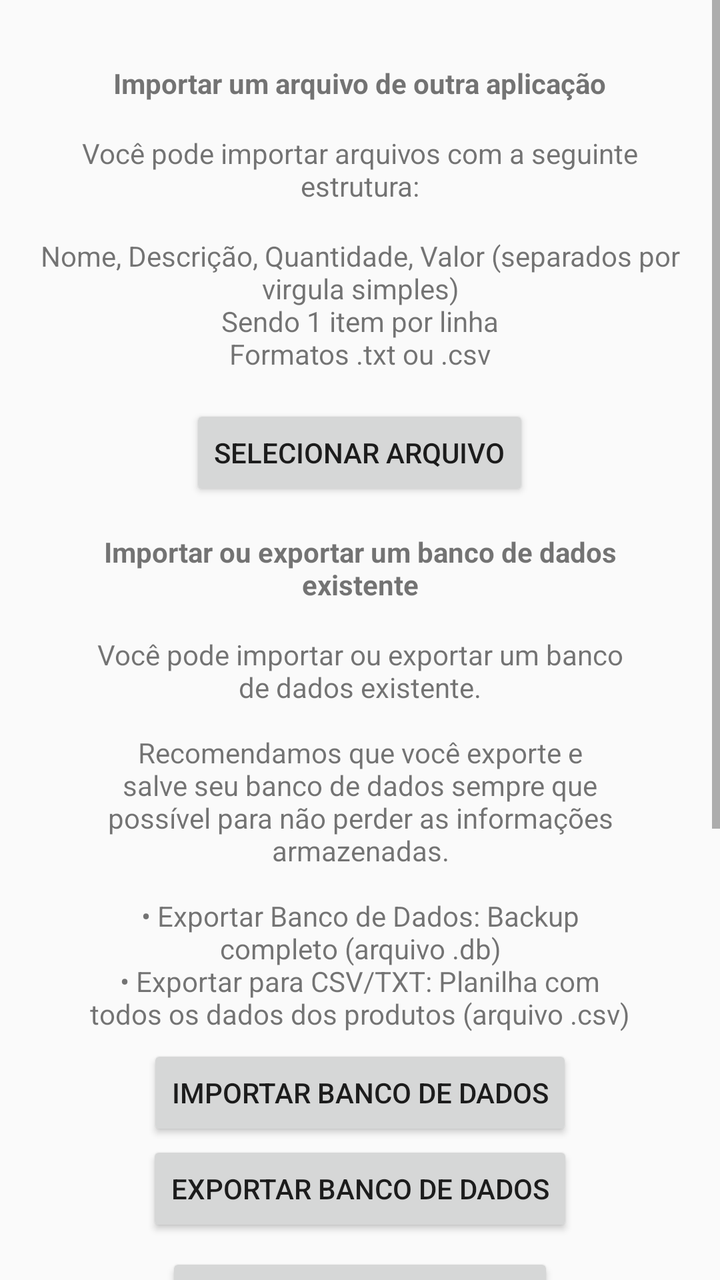
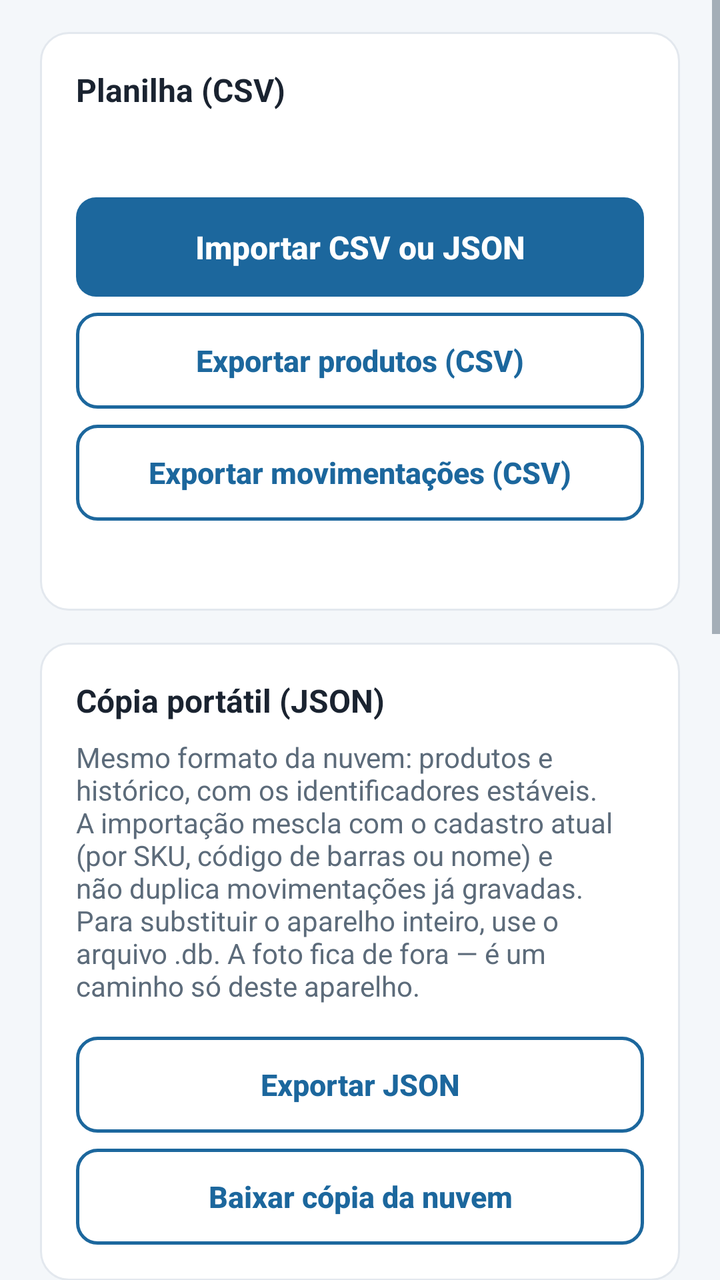

Compare the two renders of this Android layout. The source of the first and the diff that turns it into the second are given below.
<!-- AndroidManifest.xml: application theme CustomActionBarTheme -->
<!-- res/layout/activity_import.xml -->
<?xml version="1.0" encoding="utf-8"?>
<ScrollView xmlns:android="http://schemas.android.com/apk/res/android"
    xmlns:tools="http://schemas.android.com/tools"
    android:layout_width="match_parent"
    android:layout_height="match_parent"
    android:fitsSystemWindows="true"

    tools:context="br.com.gameloop.estoquesimples.ImportActivity">

    <RelativeLayout
        android:layout_width="match_parent"
        android:layout_height="match_parent"
        android:paddingLeft="@dimen/activity_horizontal_margin"
        android:paddingRight="@dimen/activity_horizontal_margin"
        android:paddingTop="@dimen/activity_vertical_margin"
        android:paddingBottom="@dimen/activity_vertical_margin" >

        <TextView
            android:layout_width="wrap_content"
            android:layout_height="wrap_content"
            android:textAppearance="?android:attr/textAppearanceSmall"
            android:text="Importar um arquivo de outra aplicação"
            android:id="@+id/importFileTitle"
            android:layout_centerHorizontal="true"
            android:layout_marginTop="16dp"
            android:layout_marginRight="16dp"
            android:layout_marginLeft="16dp"
            android:textStyle="bold" />

        <TextView
            android:layout_width="wrap_content"
            android:layout_height="wrap_content"
            android:textAppearance="?android:attr/textAppearanceSmall"
            android:text="Você pode importar arquivos com a seguinte estrutura:"
            android:id="@+id/importDesc1"
            android:gravity="center_horizontal"
            android:textAlignment="center"
            android:layout_centerHorizontal="true"
            android:layout_below="@+id/importFileTitle"
            android:layout_marginLeft="16dp"
            android:layout_marginTop="16dp"
            android:layout_marginRight="16dp" />

        <TextView
            android:layout_width="wrap_content"
            android:layout_height="wrap_content"
            android:textAppearance="?android:attr/textAppearanceSmall"
            android:text="Nome, Descrição, Quantidade, Valor (separados por virgula simples)\nSendo 1 item por linha\nFormatos .txt ou .csv"
            android:id="@+id/importDesc2"
            android:layout_below="@+id/importDesc1"
            android:layout_centerHorizontal="true"
            android:gravity="center_horizontal"
            android:layout_marginTop="16dp" />

        <Button
            android:layout_width="wrap_content"
            android:layout_height="wrap_content"
            android:text="Selecionar Arquivo"
            android:id="@+id/buttonImport"
            android:layout_below="@+id/importDesc2"
            android:layout_centerHorizontal="true"
            android:onClick="importFile"
            android:layout_marginTop="16dp" />

        <TextView
            android:layout_width="wrap_content"
            android:layout_height="wrap_content"
            android:textAppearance="?android:attr/textAppearanceSmall"
            android:id="@+id/importStatus"
            android:layout_below="@+id/buttonImport"
            android:layout_centerHorizontal="true"
            android:textStyle="bold"
            android:layout_margin="16dp"
            android:gravity="center_horizontal" />

        <TextView
            android:layout_width="wrap_content"
            android:layout_height="wrap_content"
            android:textAppearance="?android:attr/textAppearanceSmall"
            android:text="Importar ou exportar um banco de dados existente"
            android:id="@+id/importExportTitle"
            android:layout_below="@+id/buttonImport"
            android:layout_centerHorizontal="true"
            android:layout_marginTop="16dp"
            android:textStyle="bold"
            android:layout_marginRight="26dp"
            android:layout_marginLeft="26dp"
            android:gravity="center"
            android:textAlignment="center" />

        <TextView
            android:layout_width="wrap_content"
            android:layout_height="wrap_content"
            android:textAppearance="?android:attr/textAppearanceSmall"
            android:text="Você pode importar ou exportar um banco de dados existente.\n\nRecomendamos que você exporte e salve seu banco de dados sempre que possível para não perder as informações armazenadas.\n\n• Exportar Banco de Dados: Backup completo (arquivo .db)\n• Exportar para CSV/TXT: Planilha com todos os dados dos produtos (arquivo .csv)"
            android:id="@+id/importExportDesc"
            android:layout_below="@+id/importExportTitle"
            android:layout_centerHorizontal="true"
            android:gravity="center_horizontal"
            android:layout_marginLeft="26dp"
            android:layout_marginRight="26dp"
            android:layout_marginTop="16dp" />

        <Button
            android:layout_width="wrap_content"
            android:layout_height="wrap_content"
            android:text="Importar Banco de Dados"
            android:id="@+id/buttonImportDB"
            android:layout_below="@+id/importExportDesc"
            android:layout_centerHorizontal="true"
            android:onClick="importDBFile"
            android:layout_marginTop="6dp" />

        <Button
            android:layout_width="wrap_content"
            android:layout_height="wrap_content"
            android:text="Exportar Banco de Dados"
            android:id="@+id/buttonExportDB"
            android:layout_below="@+id/buttonImportDB"
            android:layout_centerHorizontal="true"
            android:onClick="exportDBFile"
            android:layout_marginBottom="8dp" />

        <Button
            android:layout_width="wrap_content"
            android:layout_height="wrap_content"
            android:text="Exportar para CSV/TXT"
            android:id="@+id/buttonExportCSV"
            android:layout_below="@+id/buttonExportDB"
            android:layout_centerHorizontal="true"
            android:onClick="exportCSVFile"
            android:layout_marginBottom="16dp" />

        
        <FrameLayout
            android:id="@+id/mrecContainer"
            android:layout_width="wrap_content"
            android:layout_height="wrap_content"
            android:layout_below="@+id/buttonExportCSV"
            android:layout_centerHorizontal="true"
            android:visibility="visible">

            <com.appodeal.ads.MrecView
                android:id="@+id/appodealMrecView"
                android:layout_width="300dp"
                android:layout_height="250dp"
                android:layout_gravity="center"
                android:layout_marginTop="16dp"
                android:layout_marginBottom="16dp" />

        </FrameLayout>

    </RelativeLayout>

</ScrollView>
<!-- resources referenced by this layout -->
<resources>
  <dimen name="activity_horizontal_margin">16dp</dimen>
  <dimen name="activity_vertical_margin">16dp</dimen>
  <style name="CustomActionBarTheme" parent="@style/Theme.AppCompat.Light.DarkActionBar">
          <item name="android:actionBarStyle">@style/MyActionBar</item>
          <item name="actionBarStyle">@style/MyActionBar</item>
          <item name="colorPrimary">@color/colorPrimary</item>
          <item name="colorPrimaryDark">@color/colorPrimaryDark</item>
          <item name="colorAccent">@color/colorAccent</item>
          
          <item name="android:statusBarColor">@color/system_bar</item>
          <item name="android:navigationBarColor">@color/system_bar</item>
          <item name="android:windowLightStatusBar">false</item>
          <item name="android:windowLightNavigationBar">false</item>
      </style>
  <color name="colorPrimary">#3F51B5</color>
  <color name="colorPrimaryDark">#303F9F</color>
  <color name="colorAccent">#225aa9</color>
  <color name="system_bar">#ff1c679d</color>
  <color name="colorActionBar">#ff1c679d</color>
  <!-- unchanged entries left out for length: 1 -->
</resources>

<!-- the commit's change to res/layout/activity_import.xml (unified diff, before → after) -->
@@ -4,140 +4,172 @@
     android:layout_width="match_parent"
     android:layout_height="match_parent"
     android:fitsSystemWindows="true"
-
+    android:background="@color/color_surface"
     tools:context="br.com.gameloop.estoquesimples.ImportActivity">
 
-    <RelativeLayout
+    <LinearLayout
         android:layout_width="match_parent"
-        android:layout_height="match_parent"
-        android:paddingLeft="@dimen/activity_horizontal_margin"
-        android:paddingRight="@dimen/activity_horizontal_margin"
-        android:paddingTop="@dimen/activity_vertical_margin"
-        android:paddingBottom="@dimen/activity_vertical_margin" >
+        android:layout_height="wrap_content"
+        android:orientation="vertical"
+        android:paddingLeft="@dimen/screen_padding_horizontal"
+        android:paddingRight="@dimen/screen_padding_horizontal"
+        android:paddingTop="@dimen/screen_padding_top"
+        android:paddingBottom="@dimen/screen_padding_bottom">
 
-        <TextView
-            android:layout_width="wrap_content"
+        <LinearLayout
+            android:layout_width="match_parent"
             android:layout_height="wrap_content"
-            android:textAppearance="?android:attr/textAppearanceSmall"
-            android:text="Importar um arquivo de outra aplicação"
-            android:id="@+id/importFileTitle"
-            android:layout_centerHorizontal="true"
-            android:layout_marginTop="16dp"
-            android:layout_marginRight="16dp"
-            android:layout_marginLeft="16dp"
-            android:textStyle="bold" />
+            android:orientation="vertical"
+            android:background="@drawable/bg_surface"
+            android:padding="@dimen/group_padding">
 
-        <TextView
-            android:layout_width="wrap_content"
+            <TextView
+                android:layout_width="match_parent"
+                android:layout_height="wrap_content"
+                android:text="Planilha (CSV)"
+                android:textAppearance="@style/TextAppearance.Estoque.Section" />
+
+            <TextView
+                android:id="@+id/importDesc2"
+                android:layout_width="match_parent"
+                android:layout_height="wrap_content"
+                android:layout_marginTop="@dimen/field_gap"
+                android:textAppearance="@style/TextAppearance.Estoque.Supporting" />
+
+            <Button
+                android:id="@+id/buttonImport"
+                style="@style/Widget.Estoque.Button.Primary"
+                android:layout_width="match_parent"
+                android:layout_height="wrap_content"
+                android:layout_marginTop="@dimen/section_gap"
+                android:text="Importar CSV ou JSON"
+                android:onClick="importFile" />
+
+            <Button
+                android:id="@+id/buttonExportCSV"
+                style="@style/Widget.Estoque.Button.Secondary"
+                android:layout_width="match_parent"
+                android:layout_height="wrap_content"
+                android:layout_marginTop="@dimen/field_gap"
+                android:text="Exportar produtos (CSV)"
+                android:onClick="exportCSVFile" />
+
+            <Button
+                android:id="@+id/buttonExportMovementsCSV"
+                style="@style/Widget.Estoque.Button.Secondary"
+                android:layout_width="match_parent"
+                android:layout_height="wrap_content"
+                android:layout_marginTop="@dimen/field_gap"
+                android:text="Exportar movimentações (CSV)"
+                android:onClick="exportMovementsCsvFile" />
+
+            <TextView
+                android:id="@+id/importStatus"
+                android:layout_width="match_parent"
+                android:layout_height="wrap_content"
+                android:layout_marginTop="@dimen/field_gap"
+                android:textAppearance="@style/TextAppearance.Estoque.Supporting"
+                android:textStyle="bold"
+                android:textColor="@color/color_text" />
+        </LinearLayout>
+
+        <LinearLayout
+            android:layout_width="match_parent"
             android:layout_height="wrap_content"
-            android:textAppearance="?android:attr/textAppearanceSmall"
-            android:text="Você pode importar arquivos com a seguinte estrutura:"
-            android:id="@+id/importDesc1"
-            android:gravity="center_horizontal"
-            android:textAlignment="center"
-            android:layout_centerHorizontal="true"
-            android:layout_below="@+id/importFileTitle"
-            android:layout_marginLeft="16dp"
-            android:layout_marginTop="16dp"
-            android:layout_marginRight="16dp" />
+            android:layout_marginTop="@dimen/section_gap"
+            android:orientation="vertical"
+            android:background="@drawable/bg_surface"
+            android:padding="@dimen/group_padding">
 
-        <TextView
-            android:layout_width="wrap_content"
+            <TextView
+                android:layout_width="match_parent"
+                android:layout_height="wrap_content"
+                android:text="Cópia portátil (JSON)"
+                android:textAppearance="@style/TextAppearance.Estoque.Section" />
+
+            <TextView
+                android:layout_width="match_parent"
+                android:layout_height="wrap_content"
+                android:layout_marginTop="@dimen/field_gap"
+                android:text="Mesmo formato da nuvem: produtos e histórico, com os identificadores estáveis. A importação mescla com o cadastro atual (por SKU, código de barras ou nome) e não duplica movimentações já gravadas. Para substituir o aparelho inteiro, use o arquivo .db. A foto fica de fora — é um caminho só deste aparelho."
+                android:textAppearance="@style/TextAppearance.Estoque.Supporting" />
+
+            <Button
+                android:id="@+id/buttonExportJson"
+                style="@style/Widget.Estoque.Button.Secondary"
+                android:layout_width="match_parent"
+                android:layout_height="wrap_content"
+                android:layout_marginTop="@dimen/section_gap"
+                android:text="Exportar JSON"
+                android:onClick="exportJsonFile" />
+
+            <Button
+                android:id="@+id/buttonExportCloud"
+                style="@style/Widget.Estoque.Button.Secondary"
+                android:layout_width="match_parent"
+                android:layout_height="wrap_content"
+                android:layout_marginTop="@dimen/field_gap"
+                android:text="Baixar cópia da nuvem"
+                android:onClick="exportCloudJson" />
+        </LinearLayout>
+
+        <LinearLayout
+            android:layout_width="match_parent"
             android:layout_height="wrap_content"
-            android:textAppearance="?android:attr/textAppearanceSmall"
-            android:text="Nome, Descrição, Quantidade, Valor (separados por virgula simples)\nSendo 1 item por linha\nFormatos .txt ou .csv"
-            android:id="@+id/importDesc2"
-            android:layout_below="@+id/importDesc1"
-            android:layout_centerHorizontal="true"
-            android:gravity="center_horizontal"
-            android:layout_marginTop="16dp" />
+            android:layout_marginTop="@dimen/section_gap"
+            android:orientation="vertical"
+            android:background="@drawable/bg_surface"
+            android:padding="@dimen/group_padding">
 
-        <Button
-            android:layout_width="wrap_content"
-            android:layout_height="wrap_content"
-            android:text="Selecionar Arquivo"
-            android:id="@+id/buttonImport"
-            android:layout_below="@+id/importDesc2"
-            android:layout_centerHorizontal="true"
-            android:onClick="importFile"
-            android:layout_marginTop="16dp" />
+            <TextView
+                android:id="@+id/importExportTitle"
+                android:layout_width="match_parent"
+                android:layout_height="wrap_content"
+                android:text="Banco deste aparelho"
+                android:textAppearance="@style/TextAppearance.Estoque.Section" />
 
-        <TextView
-            android:layout_width="wrap_content"
-            android:layout_height="wrap_content"
-            android:textAppearance="?android:attr/textAppearanceSmall"
-            android:id="@+id/importStatus"
-            android:layout_below="@+id/buttonImport"
-            android:layout_centerHorizontal="true"
-            android:textStyle="bold"
-            android:layout_margin="16dp"
-            android:gravity="center_horizontal" />
+            <TextView
+                android:id="@+id/importExportDesc"
+                android:layout_width="match_parent"
+                android:layout_height="wrap_content"
+                android:layout_marginTop="@dimen/field_gap"
+                android:text="Arquivo .db nativo, com tudo o que está neste aparelho (incluindo a fila de sincronização). Use para backup local. Substituir o banco apaga o estoque atual."
+                android:textAppearance="@style/TextAppearance.Estoque.Supporting" />
 
-        <TextView
-            android:layout_width="wrap_content"
-            android:layout_height="wrap_content"
-            android:textAppearance="?android:attr/textAppearanceSmall"
-            android:text="Importar ou exportar um banco de dados existente"
-            android:id="@+id/importExportTitle"
-            android:layout_below="@+id/buttonImport"
-            android:layout_centerHorizontal="true"
-            android:layout_marginTop="16dp"
-            android:textStyle="bold"
-            android:layout_marginRight="26dp"
-            android:layout_marginLeft="26dp"
-            android:gravity="center"
-            android:textAlignment="center" />
+            <Button
+                android:id="@+id/buttonImportDB"
+                style="@style/Widget.Estoque.Button.Secondary"
+                android:layout_width="match_parent"
+                android:layout_height="wrap_content"
+                android:layout_marginTop="@dimen/section_gap"
+                android:text="Importar banco de dados"
+                android:onClick="importDBFile" />
 
-        <TextView
-            android:layout_width="wrap_content"
-            android:layout_height="wrap_content"
-            android:textAppearance="?android:attr/textAppearanceSmall"
-            android:text="Você pode importar ou exportar um banco de dados existente.\n\nRecomendamos que você exporte e salve seu banco de dados sempre que possível para não perder as informações armazenadas.\n\n• Exportar Banco de Dados: Backup completo (arquivo .db)\n• Exportar para CSV/TXT: Planilha com todos os dados dos produtos (arquivo .csv)"
-            android:id="@+id/importExportDesc"
-            android:layout_below="@+id/importExportTitle"
-            android:layout_centerHorizontal="true"
-            android:gravity="center_horizontal"
-            android:layout_marginLeft="26dp"
-            android:layout_marginRight="26dp"
-            android:layout_marginTop="16dp" />
+            <Button
+                android:id="@+id/buttonExportDB"
+                style="@style/Widget.Estoque.Button.Secondary"
+                android:layout_width="match_parent"
+                android:layout_height="wrap_content"
+                android:layout_marginTop="@dimen/field_gap"
+                android:text="Exportar banco de dados"
+                android:onClick="exportDBFile" />
 
-        <Button
-            android:layout_width="wrap_content"
-            android:layout_height="wrap_content"
-            android:text="Importar Banco de Dados"
-            android:id="@+id/buttonImportDB"
-            android:layout_below="@+id/importExportDesc"
-            android:layout_centerHorizontal="true"
-            android:onClick="importDBFile"
-            android:layout_marginTop="6dp" />
+            <Button
+                android:id="@+id/buttonRestoreBackup"
+                style="@style/Widget.Estoque.Button.Secondary"
+                android:layout_width="match_parent"
+                android:layout_height="wrap_content"
+                android:layout_marginTop="@dimen/field_gap"
+                android:text="Restaurar cópia automática"
+                android:onClick="restoreAutomaticBackup" />
+        </LinearLayout>
 
-        <Button
-            android:layout_width="wrap_content"
-            android:layout_height="wrap_content"
-            android:text="Exportar Banco de Dados"
-            android:id="@+id/buttonExportDB"
-            android:layout_below="@+id/buttonImportDB"
-            android:layout_centerHorizontal="true"
-            android:onClick="exportDBFile"
-            android:layout_marginBottom="8dp" />
-
-        <Button
-            android:layout_width="wrap_content"
-            android:layout_height="wrap_content"
-            android:text="Exportar para CSV/TXT"
-            android:id="@+id/buttonExportCSV"
-            android:layout_below="@+id/buttonExportDB"
-            android:layout_centerHorizontal="true"
-            android:onClick="exportCSVFile"
-            android:layout_marginBottom="16dp" />
-
-        
         <FrameLayout
             android:id="@+id/mrecContainer"
             android:layout_width="wrap_content"
             android:layout_height="wrap_content"
-            android:layout_below="@+id/buttonExportCSV"
-            android:layout_centerHorizontal="true"
+            android:layout_gravity="center"
+            android:layout_marginTop="@dimen/section_gap"
             android:visibility="visible">
 
             <com.appodeal.ads.MrecView
@@ -145,11 +177,8 @@
                 android:layout_width="300dp"
                 android:layout_height="250dp"
                 android:layout_gravity="center"
-                android:layout_marginTop="16dp"
-                android:layout_marginBottom="16dp" />
-
+                android:layout_marginTop="@dimen/section_gap"
+                android:layout_marginBottom="@dimen/section_gap" />
         </FrameLayout>
-
-    </RelativeLayout>
-
+    </LinearLayout>
 </ScrollView>
<!-- resource entries referenced after the edit -->
@@ -1,24 +1,180 @@
 <!-- resources referenced by this layout -->
 <resources>
-  <dimen name="activity_horizontal_margin">16dp</dimen>
-  <dimen name="activity_vertical_margin">16dp</dimen>
-  <style name="CustomActionBarTheme" parent="@style/Theme.AppCompat.Light.DarkActionBar">
+  <color name="color_surface">#F4F7FA</color>
+  <color name="color_text">#1A2330</color>
+  <dimen name="field_gap">8dp</dimen>
+  <dimen name="group_padding">18dp</dimen>
+  <dimen name="screen_padding_bottom">28dp</dimen>
+  <dimen name="screen_padding_horizontal">20dp</dimen>
+  <dimen name="screen_padding_top">16dp</dimen>
+  <dimen name="section_gap">16dp</dimen>
+  <!-- drawable bg_surface (drawable) -->
+  <?xml version="1.0" encoding="utf-8"?>
+  <shape xmlns:android="http://schemas.android.com/apk/res/android"
+      android:shape="rectangle">
+      <solid android:color="@color/color_surface_content" />
+      <corners android:radius="@dimen/radius_surface" />
+      <stroke
+          android:width="@dimen/stroke_width"
+          android:color="@color/color_border" />
+  </shape>
+  <style name="TextAppearance.Estoque.Section">
+          <item name="android:textSize">16sp</item>
+          <item name="android:textStyle">bold</item>
+          <item name="android:textColor">@color/color_text</item>
+      </style>
+  <style name="TextAppearance.Estoque.Supporting">
+          <item name="android:textSize">14sp</item>
+          <item name="android:textColor">@color/color_text_muted</item>
+          <item name="android:lineSpacingExtra">3dp</item>
+      </style>
+  <style name="Widget.Estoque.Button.Primary" parent="Widget.AppCompat.Button">
+          <item name="android:background">@drawable/bg_button_primary</item>
+          <item name="android:textColor">@color/button_primary_text</item>
+          <item name="android:textAllCaps">false</item>
+          <item name="android:textSize">16sp</item>
+          <item name="android:textStyle">bold</item>
+          <item name="android:paddingTop">@dimen/button_padding_vertical</item>
+          <item name="android:paddingBottom">@dimen/button_padding_vertical</item>
+          <item name="android:minHeight">@dimen/button_min_height</item>
+          <item name="android:stateListAnimator">@null</item>
+          <item name="android:elevation">0dp</item>
+      </style>
+  <style name="Widget.Estoque.Button.Secondary" parent="Widget.AppCompat.Button">
+          <item name="android:background">@drawable/bg_button_secondary</item>
+          <item name="android:textColor">@color/button_secondary_text</item>
+          <item name="android:textAllCaps">false</item>
+          <item name="android:textSize">15sp</item>
+          <item name="android:paddingTop">@dimen/button_padding_vertical_secondary</item>
+          <item name="android:paddingBottom">@dimen/button_padding_vertical_secondary</item>
+          <item name="android:minHeight">@dimen/button_min_height</item>
+          <item name="android:stateListAnimator">@null</item>
+          <item name="android:elevation">0dp</item>
+      </style>
+  <style name="CustomActionBarTheme" parent="Theme.MaterialComponents.Light.DarkActionBar.Bridge">
           <item name="android:actionBarStyle">@style/MyActionBar</item>
           <item name="actionBarStyle">@style/MyActionBar</item>
           <item name="colorPrimary">@color/colorPrimary</item>
           <item name="colorPrimaryDark">@color/colorPrimaryDark</item>
           <item name="colorAccent">@color/colorAccent</item>
+          <item name="android:windowBackground">@color/color_surface</item>
+          <item name="colorControlActivated">@color/color_brand</item>
+          <item name="colorControlNormal">@color/color_text_muted</item>
+          <item name="android:textColorPrimary">@color/color_text</item>
+          <item name="android:textColorSecondary">@color/color_text_muted</item>
+          <item name="buttonStyle">@style/Widget.Estoque.Button.Primary</item>
+          <item name="android:buttonStyle">@style/Widget.Estoque.Button.Primary</item>
+          <item name="materialButtonStyle">@style/Widget.Estoque.Button.Primary</item>
+          <item name="alertDialogTheme">@style/Theme.Estoque.Dialog</item>
+          <item name="android:alertDialogTheme">@style/Theme.Estoque.Dialog</item>
+          <item name="textInputStyle">@style/Widget.Estoque.TextInputLayout</item>
+          
+          <item name="viewInflaterClass">androidx.appcompat.app.AppCompatViewInflater</item>
           
           <item name="android:statusBarColor">@color/system_bar</item>
           <item name="android:navigationBarColor">@color/system_bar</item>
           <item name="android:windowLightStatusBar">false</item>
           <item name="android:windowLightNavigationBar">false</item>
       </style>
-  <color name="colorPrimary">#3F51B5</color>
-  <color name="colorPrimaryDark">#303F9F</color>
-  <color name="colorAccent">#225aa9</color>
-  <color name="system_bar">#ff1c679d</color>
-  <color name="colorActionBar">#ff1c679d</color>
+  <color name="color_surface_content">#FFFFFF</color>
+  <dimen name="radius_surface">14dp</dimen>
+  <dimen name="stroke_width">1dp</dimen>
+  <color name="color_border">#E3E8EE</color>
+  <color name="color_text_muted">#5C6B7A</color>
+  <!-- drawable bg_button_primary (drawable) -->
+  <?xml version="1.0" encoding="utf-8"?>
+  <ripple xmlns:android="http://schemas.android.com/apk/res/android"
+      android:color="@color/color_ripple_on_brand">
+      <item android:id="@android:id/mask">
+          <shape android:shape="rectangle">
+              <solid android:color="@android:color/white" />
+              <corners android:radius="@dimen/radius_button" />
+          </shape>
+      </item>
+      <item>
+          <selector>
+              <item android:state_enabled="false">
+                  <shape android:shape="rectangle">
+                      <solid android:color="@color/color_disabled" />
+                      <corners android:radius="@dimen/radius_button" />
+                  </shape>
+              </item>
+              <item>
+                  <shape android:shape="rectangle">
+                      <solid android:color="@color/color_brand" />
+                      <corners android:radius="@dimen/radius_button" />
+                  </shape>
+              </item>
+          </selector>
+      </item>
+  </ripple>
+  <dimen name="button_padding_vertical">14dp</dimen>
+  <dimen name="button_min_height">48dp</dimen>
+  <!-- drawable bg_button_secondary (drawable) -->
+  <?xml version="1.0" encoding="utf-8"?>
+  <ripple xmlns:android="http://schemas.android.com/apk/res/android"
+      android:color="@color/color_ripple_brand">
+      <item android:id="@android:id/mask">
+          <shape android:shape="rectangle">
+              <solid android:color="@android:color/white" />
+              <corners android:radius="@dimen/radius_button" />
+          </shape>
+      </item>
+      <item>
+          <selector>
+              <item android:state_enabled="false">
+                  <shape android:shape="rectangle">
+                      <solid android:color="@android:color/transparent" />
+                      <corners android:radius="@dimen/radius_button" />
+                      <stroke
+                          android:width="@dimen/stroke_width_button"
+                          android:color="@color/color_disabled" />
+                  </shape>
+              </item>
+              <item>
+                  <shape android:shape="rectangle">
+                      <solid android:color="@android:color/transparent" />
+                      <corners android:radius="@dimen/radius_button" />
+                      <stroke
+                          android:width="@dimen/stroke_width_button"
+                          android:color="@color/color_brand" />
+                  </shape>
+              </item>
+          </selector>
+      </item>
+  </ripple>
+  <dimen name="button_padding_vertical_secondary">12dp</dimen>
+  <color name="colorPrimary">@color/color_brand</color>
+  <color name="colorPrimaryDark">@color/color_brand_dark</color>
+  <color name="colorAccent">@color/color_brand</color>
+  <color name="color_brand">#1C679D</color>
+  <style name="Theme.Estoque.Dialog" parent="Theme.MaterialComponents.Light.Dialog.Alert.Bridge">
+          <item name="colorAccent">@color/color_brand</item>
+          <item name="colorPrimary">@color/color_brand</item>
+          <item name="android:textColorPrimary">@color/color_text</item>
+          <item name="android:windowBackground">@color/color_surface_content</item>
+          <item name="textInputStyle">@style/Widget.Estoque.TextInputLayout</item>
+          <item name="viewInflaterClass">androidx.appcompat.app.AppCompatViewInflater</item>
+      </style>
+  <style name="Widget.Estoque.TextInputLayout" parent="Widget.MaterialComponents.TextInputLayout.OutlinedBox">
+          <item name="boxStrokeColor">@color/input_stroke</item>
+          <item name="hintTextColor">@color/color_brand</item>
+          <item name="android:textColorHint">@color/color_text_muted</item>
+          <item name="boxCornerRadiusTopStart">@dimen/radius_button</item>
+          <item name="boxCornerRadiusTopEnd">@dimen/radius_button</item>
+          <item name="boxCornerRadiusBottomStart">@dimen/radius_button</item>
+          <item name="boxCornerRadiusBottomEnd">@dimen/radius_button</item>
+          <item name="boxStrokeWidth">@dimen/stroke_width</item>
+          <item name="boxStrokeWidthFocused">@dimen/stroke_width_button</item>
+      </style>
+  <color name="system_bar">@color/color_brand</color>
+  <color name="color_ripple_on_brand">#33FFFFFF</color>
+  <dimen name="radius_button">10dp</dimen>
+  <color name="color_disabled">#C5CDD6</color>
+  <color name="color_ripple_brand">#331C679D</color>
+  <dimen name="stroke_width_button">1.5dp</dimen>
+  <color name="colorActionBar">@color/color_brand</color>
+  <color name="color_brand_dark">#15537E</color>
   <!-- unchanged entries left out for length: 1 -->
 </resources>
 
